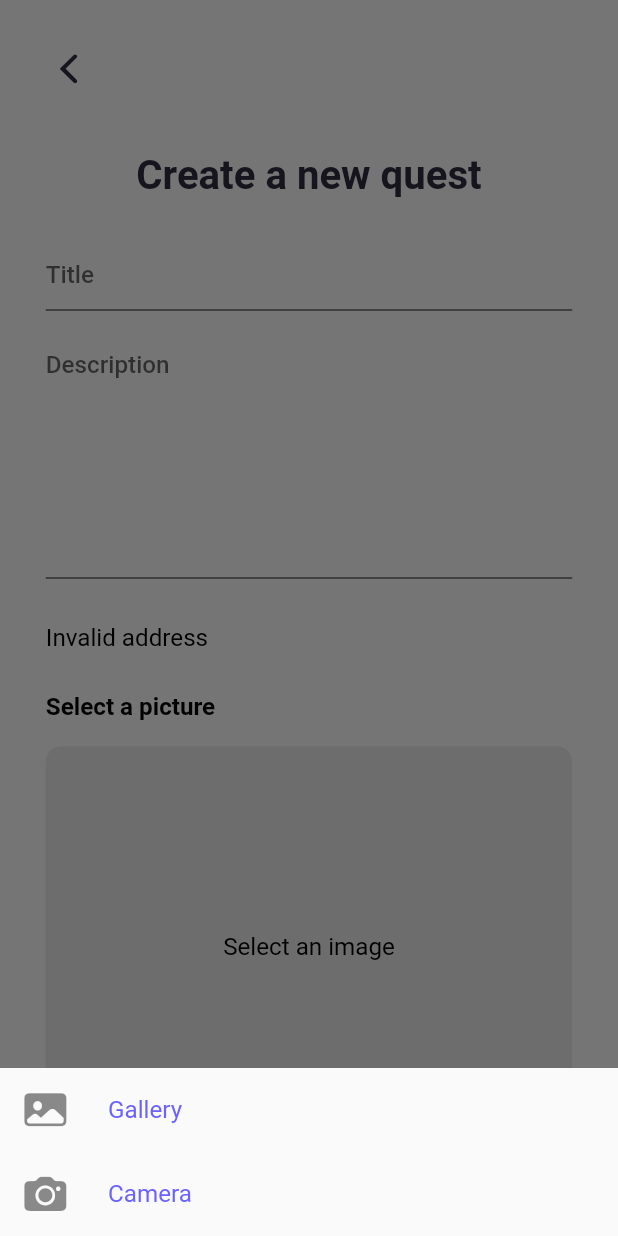
After one commit to Mi1ms/CTHunt-Front, a Flutter app: the AddRiddle screen opened by its route, after a tap on "Select an image", on a phone screen of 412 x 824 dp. The commit adds this screen. Run offline on Flutter 3.47's test engine with Material 2 defaults, Android fonts, the phone set to English and light mode, and no system bars; our stand-ins replace awesome_dialog, custom_radio_grouped_button, dio, flutter_map, flutter_rating_bar, get and 4 more; missing offline and left inert: flutter_map_marker_popup, geocoder; accounts and stored records are empty.

Commit message:
add screen to add new quest

```diff
--- a/lib/screens/auth/landing.dart
+++ b/lib/screens/auth/landing.dart
@@ -24,10 +24,11 @@ class Landing extends StatelessWidget {
             fontWeight: FontWeight.w900,
             color: DefaultColors.dark,
             margin: EdgeInsets.only(top: 80),
-
           ),
           Image.asset(Images.homeIllustration,
-              width: double.infinity, height: 400),
+              width: double.infinity,
+              height: 400
+          ),
           Container(
             margin: EdgeInsets.only(bottom: 20),
             child: Column(
--- a/lib/screens/auth/signIn.dart
+++ b/lib/screens/auth/signIn.dart
@@ -3,7 +3,7 @@ import 'package:dio/dio.dart' as dio;
 import 'package:flutter/material.dart';
 import 'package:flutter/cupertino.dart';
 import 'package:ct_hunt/widgets/inputs.dart';
-import 'package:ct_hunt/screens/riddle/home.dart';
+import 'package:ct_hunt/screens/quest/home.dart';
 import 'package:ct_hunt/services/api/auth.dart';
 import 'package:ct_hunt/screens/auth/signUp.dart';
 import 'package:ct_hunt/widgets/DefaultButton.dart';
@@ -22,7 +22,6 @@ class _SignInState extends State<SignIn> {
   final _identifierController = TextEditingController();
   final _passwordController = TextEditingController();
 
-
   void login() async {
     String identifier = _identifierController.text.trim();
     String password = _passwordController.text.trim();
@@ -31,7 +30,6 @@ class _SignInState extends State<SignIn> {
       await Auth.login(data);
       Get.offAllNamed(Home.routeName);
     } on dio.DioError catch (e) {
-      print(e.message);
     }
   }
 
--- a/lib/screens/auth/signUp.dart
+++ b/lib/screens/auth/signUp.dart
@@ -2,7 +2,7 @@ import 'package:dio/dio.dart' as dio;
 import 'package:get/get.dart';
 import 'package:flutter/material.dart';
 import 'package:ct_hunt/screens/auth/signIn.dart';
-import 'package:ct_hunt/screens/riddle/home.dart';
+import 'package:ct_hunt/screens/quest/home.dart';
 import 'package:flutter/cupertino.dart';
 import 'package:ct_hunt/widgets/inputs.dart';
 import 'package:ct_hunt/widgets/DefaultButton.dart';
--- /dev/null
+++ b/lib/screens/quest/add.dart
@@ -0,0 +1,410 @@
+import 'dart:io';
+import 'package:flutter/material.dart';
+import 'package:flutter/cupertino.dart';
+import 'package:get/get.dart';
+import 'package:path/path.dart';
+import 'package:toast/toast.dart';
+import 'package:dio/dio.dart' as dio;
+import 'package:geocoder/geocoder.dart';
+import 'package:image_picker/image_picker.dart';
+import 'package:custom_radio_grouped_button/custom_radio_grouped_button.dart';
+import 'package:ct_hunt/widgets/DefaultButton.dart';
+import 'package:ct_hunt/utils/size_config.dart';
+import 'package:ct_hunt/widgets/inputs.dart';
+import 'package:ct_hunt/widgets/DefaultText.dart';
+import 'package:ct_hunt/services/api/quest.dart';
+import 'package:ct_hunt/data/colors.dart';
+
+class PositionArguments {
+  final double latitude;
+  final double longitude;
+
+  PositionArguments({@required this.latitude, @required this.longitude})
+      : assert(latitude != null),
+        assert(longitude != null);
+}
+
+class SuccessView extends StatelessWidget {
+  @override
+  Widget build(BuildContext context) {
+    return Container(
+      height: 48.71 * SizeConfig.heightMultiplier,
+      child: DefaultText(
+        value: "Successfully created your quest",
+        fontSize: 3.25 * SizeConfig.textMultiplier,
+        color: DefaultColors.dark,
+        fontWeight: FontWeight.bold,
+        margin: EdgeInsets.only(bottom: 3.25 * SizeConfig.heightMultiplier),
+      ),
+    );
+  }
+}
+
+class BottomSheetItem extends StatelessWidget {
+  final IconData iconData;
+  final String textValue;
+  final Function onTap;
+
+  const BottomSheetItem({Key key, this.onTap, this.iconData, this.textValue})
+      : super(key: key);
+
+  @override
+  Widget build(BuildContext context) {
+    return ListTile(
+        leading: Icon(iconData, size: 6.95 * SizeConfig.widthMultiplier),
+        title: DefaultText(
+          value: textValue,
+          color: DefaultColors.primary,
+          alignment: Alignment.bottomLeft,
+        ),
+        onTap: onTap);
+  }
+}
+
+class RiddleForm extends StatefulWidget {
+  final Function done;
+
+  const RiddleForm({Key key, this.done}) : super(key: key);
+
+  @override
+  _RiddleFormState createState() => _RiddleFormState(this.done);
+}
+
+class _RiddleFormState extends State<RiddleForm> {
+  _RiddleFormState(this.done);
+
+  File _image;
+  String _level = "";
+  String _address = "";
+  final picker = ImagePicker();
+  final Function done;
+  final _formKey = GlobalKey<FormState>();
+  final _titleController = TextEditingController();
+  final _descriptionController = TextEditingController();
+  final _tipController = TextEditingController();
+
+  @override
+  void initState() {
+    super.initState();
+    getAddress();
+  }
+
+  void getAddress() async {
+    PositionArguments args = Get.arguments;
+    Coordinates coordinates = new Coordinates(args.latitude, args.longitude);
+    List<Address> addresses =
+    await Geocoder.local.findAddressesFromCoordinates(coordinates);
+    setState(() {
+      _address = addresses.first.addressLine;
+    });
+  }
+
+  void _imgFromCamera() async {
+    final pickedFile = await picker.getImage(source: ImageSource.camera);
+
+    if (pickedFile != null) {
+      setState(() {
+        _image = File(pickedFile.path);
+      });
+    }
+  }
+
+  void _imgFromGallery() async {
+    final pickedFile = await picker.getImage(source: ImageSource.gallery);
+
+    if (pickedFile != null) {
+      setState(() {
+        _image = File(pickedFile.path);
+      });
+    }
+  }
+
+  void displayToast({BuildContext context, String msg}) {
+    Toast.show(msg, context,
+        duration: Toast.LENGTH_LONG,
+        gravity: Toast.BOTTOM,
+        backgroundColor: Colors.red,
+        textColor: Colors.white);
+  }
+
+  bool checkState(BuildContext context) {
+    if (_level.length == 0) {
+      displayToast(context: context, msg: "You have to choose a level");
+      return false;
+    } else if (_image == null) {
+      displayToast(context: context, msg: "You have to add a picture");
+      return false;
+    }
+    return true;
+  }
+
+  void sendQuest(BuildContext context) async {
+    String title = _titleController.text.trim();
+    String description = _titleController.text.trim();
+    String tip = _tipController.text.trim();
+    PositionArguments args = ModalRoute
+        .of(context)
+        .settings
+        .arguments;
+
+    if (checkState(context)) {
+      dio.FormData data = dio.FormData.fromMap({
+        "title": title,
+        "description": description,
+        "tip": tip,
+        "level": _level,
+        "latitude": args.latitude,
+        "longitude": args.longitude,
+        "solution": await dio.MultipartFile.fromFile(_image.path,
+            filename: basename(_image.path))
+      });
+      try {
+        await Quest.add(data);
+        done();
+      } on dio.DioError catch (e) {
+        print(e.response);
+      }
+    }
+  }
+
+  void _settingModalBottomSheet(BuildContext context) {
+    showModalBottomSheet(
+        context: context,
+        builder: (BuildContext buildContext) {
+          return Container(
+            child: new Wrap(
+              children: [
+                BottomSheetItem(
+                    iconData: CupertinoIcons.photo_fill,
+                    textValue: "Gallery",
+                    onTap: () =>
+                        () {
+                      Get.back();
+                      _imgFromGallery();
+                    }),
+                BottomSheetItem(
+                    iconData: CupertinoIcons.photo_camera_solid,
+                    textValue: "Camera",
+                    onTap: () {
+                      Get.back();
+                      _imgFromCamera();
+                    }),
+              ],
+            ),
+          );
+        });
+  }
+
+  Widget buildAddress() {
+    if (_address.length > 0)
+      return Row(
+        children: [
+          DefaultText(
+            value: "Address: ",
+            fontWeight: FontWeight.bold,
+          ),
+          DefaultText(
+            value: _address,
+          )
+        ],
+      );
+    return DefaultText(
+      value: "Invalid address",
+      alignment: Alignment.centerLeft,
+    );
+  }
+
+  @override
+  Widget build(BuildContext context) {
+    List<String> radioLabels = [
+      'Easy',
+      'Medium',
+      'Hard',
+    ];
+
+    List<String> radioValues = [
+      "EASY",
+      "MEDIUM",
+      "HARD",
+    ];
+    return Column(children: [
+      DefaultText(
+        value: "Create a new quest",
+        fontSize: 3.25 * SizeConfig.textMultiplier,
+        color: DefaultColors.dark,
+        fontWeight: FontWeight.bold,
+        margin: EdgeInsets.only(bottom: 3.25 * SizeConfig.heightMultiplier),
+      ),
+      Form(
+          key: _formKey,
+          child: Column(
+            children: [
+              RiddleInput(
+                controller: _titleController,
+                hint: "Title",
+                validator: (String title) {
+                  if (title.isEmpty) {
+                    return "Enter a title";
+                  }
+                  return null;
+                },
+              ),
+              SizedBox(height: 3.25 * SizeConfig.heightMultiplier),
+              RiddleInput(
+                controller: _descriptionController,
+                hint: "Description",
+                validator: (String description) {
+                  if (description.isEmpty) {
+                    return "Enter a description";
+                  }
+                  return null;
+                },
+                maxLines: 8,
+              ),
+              SizedBox(height: 3.65 * SizeConfig.heightMultiplier),
+              buildAddress(),
+              SizedBox(height: 3.25 * SizeConfig.heightMultiplier),
+              Column(children: [
+                DefaultText(
+                  value: "Select a picture",
+                  alignment: Alignment.centerLeft,
+                  margin: EdgeInsets.only(
+                      bottom: 2.03 * SizeConfig.heightMultiplier),
+                  fontWeight: FontWeight.bold,
+                ),
+                GestureDetector(
+                  onTap: () {
+                    _settingModalBottomSheet(context);
+                  },
+                  child: Container(
+                    alignment: Alignment.center,
+                    width: double.infinity,
+                    height: 32.47 * SizeConfig.heightMultiplier,
+                    margin: EdgeInsets.only(
+                        bottom: 3.25 * SizeConfig.heightMultiplier),
+                    decoration: BoxDecoration(
+                      color: Colors.grey[200],
+                      borderRadius: BorderRadius.circular(
+                          2.5 * SizeConfig.widthMultiplier),
+                    ),
+                    child: _image == null
+                        ? DefaultText(value: 'Select an image')
+                        : ClipRRect(
+                      borderRadius: BorderRadius.circular(
+                          2.5 * SizeConfig.widthMultiplier),
+                      child: Image.file(
+                        _image,
+                        width: double.infinity,
+                        height: double.infinity,
+                        fit: BoxFit.cover,
+                      ),
+                    ),
+                  ),
+                ),
+              ]),
+              RiddleInput(
+                controller: _tipController,
+                hint: "Enter a tip",
+              ),
+              SizedBox(height: 3.25 * SizeConfig.heightMultiplier),
+              Column(
+                children: [
+                  DefaultText(
+                    value: "Select level of difficulty",
+                    alignment: Alignment.centerLeft,
+                    fontWeight: FontWeight.bold,
+                    margin: EdgeInsets.only(
+                        bottom: 0.81 * SizeConfig.heightMultiplier),
+                  ),
+                  CustomRadioButton(
+                    elevation: 0,
+                    unSelectedColor: Colors.white,
+                    buttonLables: radioLabels,
+                    buttonValues: radioValues,
+                    height: 3.25 * SizeConfig.heightMultiplier,
+                    width: 25 * SizeConfig.widthMultiplier,
+                    spacing: 1.25 * SizeConfig.widthMultiplier,
+                    padding: 2.5 * SizeConfig.widthMultiplier,
+                    unSelectedBorderColor: DefaultColors.primary,
+                    buttonTextStyle: ButtonTextStyle(
+                        selectedColor: Colors.white,
+                        unSelectedColor: Colors.black,
+                        textStyle: TextStyle(
+                            fontSize: 1.95 * SizeConfig.textMultiplier)),
+                    radioButtonValue: (value) {
+                      setState(() {
+                        _level = value;
+                      });
+                    },
+                    selectedBorderColor: DefaultColors.primary,
+                    selectedColor: DefaultColors.primary,
+                  ),
+                  SizedBox(height: 3.25 * SizeConfig.heightMultiplier),
+                  DefaultButton(
+                    value: "Send my riddle",
+                    margin: EdgeInsets.only(
+                        bottom: 4.06 * SizeConfig.heightMultiplier),
+                    onPress: () {
+                      if (_formKey.currentState.validate()) {
+                        sendQuest(context);
+                      }
+                    },
+                  ),
+                ],
+              ),
+            ],
+          ))
+    ]);
+  }
+}
+
+class AddRiddle extends StatefulWidget {
+  static const routeName = "/riddle/add";
+
+  @override
+  _AddRiddleState createState() => _AddRiddleState();
+}
+
+class _AddRiddleState extends State<AddRiddle> {
+  bool _formSent = false;
+
+  @override
+  Widget build(BuildContext context) {
+    Widget content = _formSent
+        ? SuccessView()
+        : RiddleForm(done: () {
+      setState(() {
+        _formSent = true;
+      });
+    });
+    return Scaffold(
+        body: SafeArea(
+            child: SingleChildScrollView(
+              child: Padding(
+                padding:
+                EdgeInsets.symmetric(
+                    horizontal: 7.41 * SizeConfig.widthMultiplier),
+                child: Column(
+                    mainAxisAlignment: MainAxisAlignment.start, children: [
+                  Container(
+                    alignment: Alignment.centerLeft,
+                    margin: EdgeInsets.only(
+                        top: 3.68 * SizeConfig.heightMultiplier,
+                        bottom: 4.91 * SizeConfig.heightMultiplier),
+                    child: GestureDetector(
+                      onTap: () {
+                        Get.back();
+                      },
+                      child: Icon(
+                        CupertinoIcons.back,
+                        color: DefaultColors.dark,
+                        size: 7.41 * SizeConfig.widthMultiplier,
+                      ),
+                    ),
+                  ),
+                  content
+                ]),
+              ),
+            )));
+  }
+}
--- a/lib/services/api/auth.dart
+++ b/lib/services/api/auth.dart
@@ -3,10 +3,10 @@ import 'dart:convert';
 import 'package:ct_hunt/data/constants.dart';
 
 class Auth {
-  static const String _url = "/auth";
+  static const String _url = "${Constants.API_BASE_URL}/auth";
 
    static Future<Response> register(Map<String, dynamic> data) {
-      return Dio().post('${Constants.API_BASE_URL}/$_url/register', data: data ).then((Response value) {
+      return Dio().post('$_url/register', data: data ).then((Response value) {
         Map<String, dynamic> data = value.data;
         if (data.containsKey('data')) {
           Constants.preferences.setString(Constants.TOKEN, data["token"]);
@@ -18,7 +18,7 @@ class Auth {
   }
 
   static Future<Response> login(Map<String, dynamic> data) {
-    return Dio().post('${Constants.API_BASE_URL}/$_url/login', data: data).then((Response value) {
+    return Dio().post('$_url/login', data: data).then((Response value) {
       Map<String, dynamic> data = value.data;
       if (data.containsKey('data')) {
         Constants.preferences.setString(Constants.TOKEN, data["token"]);
--- /dev/null
+++ b/lib/services/api/quest.dart
@@ -0,0 +1,13 @@
+import 'package:dio/dio.dart';
+import 'package:ct_hunt/data/constants.dart';
+import 'package:ct_hunt/utils/apiHeader.dart';
+
+class Quest {
+  static const String _url = "${Constants.API_BASE_URL}/quests";
+
+  static Future<Response> add(FormData data) {
+    return Dio().post(_url, data: data,  options: Options(headers: {
+      ...ApiHeader.getAuthorization(),
+    }) );
+  }
+}
--- a/lib/widgets/DefaultButton.dart
+++ b/lib/widgets/DefaultButton.dart
@@ -53,7 +53,7 @@ class DefaultButton extends StatelessWidget {
               BorderRadius.circular(4.29 * SizeConfig.heightMultiplier),
         ),
         child: Container(
-          padding: padding ?? EdgeInsets.symmetric(vertical: 24),
+          padding: padding ?? EdgeInsets.symmetric(vertical: 2.94 * SizeConfig.heightMultiplier),
           child: child ??
               DefaultText(
                 value: uppercase ? value.toUpperCase() : value,
--- a/lib/widgets/DefaultText.dart
+++ b/lib/widgets/DefaultText.dart
@@ -1,3 +1,4 @@
+import 'package:ct_hunt/utils/size_config.dart';
 import 'package:flutter/material.dart';
 
 class DefaultText extends StatelessWidget {
@@ -58,7 +59,7 @@ class DefaultText extends StatelessWidget {
           style: TextStyle(
               letterSpacing: letterSpacing,
               color: color,
-              fontSize: fontSize,
+              fontSize: fontSize ?? 1.96 * SizeConfig.textMultiplier,
               fontWeight: fontWeight,
               height: lineHeight
           )
--- a/lib/widgets/inputs.dart
+++ b/lib/widgets/inputs.dart
@@ -17,6 +17,7 @@ class CommonInput extends StatelessWidget {
   final bool obscureText;
   final Widget prefixIcon;
   final double fontSize;
+  final int maxLines;
 
   const CommonInput(
       {Key key,
@@ -30,7 +31,8 @@ class CommonInput extends StatelessWidget {
       this.prefixIcon,
       this.contentPadding,
       this.fontSize,
-        this.hintStyle})
+      this.hintStyle,
+      this.maxLines})
       : super(key: key);
 
   @override
@@ -40,7 +42,7 @@ class CommonInput extends StatelessWidget {
             value: label,
             fontSize: fontSize ?? 1.96 * SizeConfig.textMultiplier,
             alignment: Alignment.centerLeft,
-      margin: EdgeInsets.only(bottom: 6),
+            margin: EdgeInsets.only(bottom: 0.98 * SizeConfig.heightMultiplier),
             color: DefaultColors.dark.withOpacity(0.8),
           )
         : SizedBox();
@@ -57,6 +59,7 @@ class CommonInput extends StatelessWidget {
             fontSize: 1.96 * SizeConfig.textMultiplier,
             fontWeight: FontWeight.w500,
             obscureText: obscureText,
+            maxLines: maxLines,
             inputDecoration: InputDecoration(
               filled: true,
               fillColor: Colors.white,
@@ -64,8 +67,8 @@ class CommonInput extends StatelessWidget {
               hintStyle: hintStyle,
               contentPadding: contentPadding ??
                   EdgeInsets.symmetric(
-                      horizontal: 10,
-                      vertical: 16
+                      horizontal: 2.31 * SizeConfig.widthMultiplier,
+                      vertical: 1.96 * SizeConfig.heightMultiplier
                   ),
               prefixIcon: prefixIcon,
             ),
@@ -157,7 +160,6 @@ class UsernameInput extends StatelessWidget {
   }
 }
 
-
 class PasswordInput extends StatelessWidget {
   final TextEditingController controller;
   final EdgeInsets margin;
@@ -184,3 +186,33 @@ class PasswordInput extends StatelessWidget {
     );
   }
 }
+
+class RiddleInput extends StatelessWidget {
+  final TextEditingController controller;
+  final EdgeInsets margin;
+  final int maxLines;
+  final String hint;
+  final Function(String value) validator;
+
+  const RiddleInput(
+      {Key key,
+      @required this.controller,
+      this.margin,
+      this.maxLines,
+      @required this.hint,
+      this.validator})
+      : super(key: key);
+
+  @override
+  Widget build(BuildContext context) {
+    return CommonInput(
+      controller: controller,
+      inputType: TextInputType.text,
+      hint: hint,
+      margin: margin,
+      maxLines: maxLines,
+      validator: validator,
+      contentPadding: EdgeInsets.all(0),
+    );
+  }
+}
```
Also changed, not shown: lib/main.dart (+5 -3 lines), lib/screens/play/play.dart (+11 -19 lines), lib/screens/play/success.dart (+7 -9 lines), lib/screens/quest/home.dart (renamed from lib/screens/riddle/home.dart, +8 -11 lines), lib/utils/apiHeader.dart (added, +16 -0 lines), pubspec.yaml (+7 -3 lines), pubspec.lock. Lines whose indentation alone changed are shown as unchanged.
